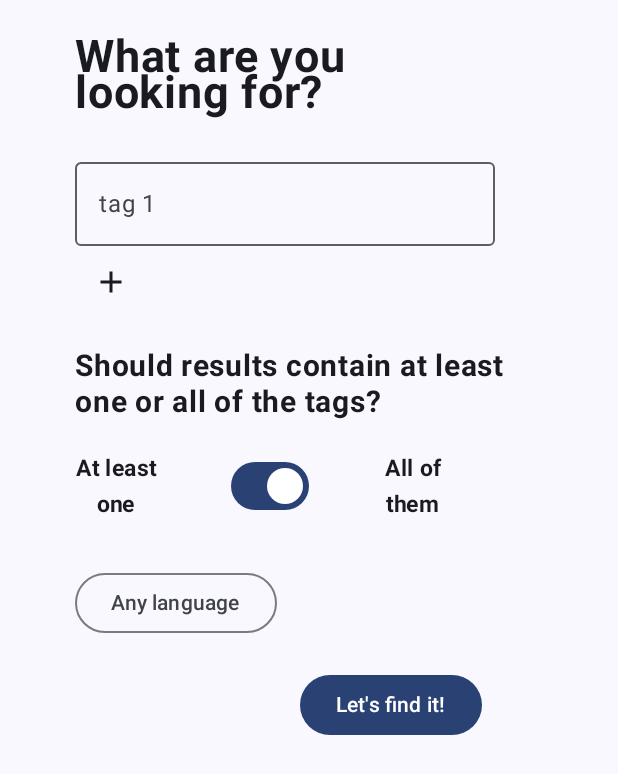
After one commit to kgn04/FlickrBrowser, an Android app built with Jetpack Compose: the RequesterView screen opened directly, with no data from a screen before it, on a phone screen of 412 x 824 dp. The commit adds this screen. Shown: the top 774 px of the screen. Run offline under Robolectric (Android 15) with nearby library versions, the phone set to English and light mode, and no system bars.

Commit message:
Frontend structure for search form done.

```diff
--- /dev/null
+++ b/app/src/main/java/com/example/flickrbrowser/RequesterView.kt
@@ -0,0 +1,170 @@
+package com.example.flickrbrowser
+
+import android.os.Bundle
+import androidx.activity.ComponentActivity
+import androidx.activity.compose.setContent
+import androidx.compose.foundation.layout.Arrangement
+import androidx.compose.foundation.layout.Box
+import androidx.compose.foundation.layout.Column
+import androidx.compose.foundation.layout.Row
+import androidx.compose.foundation.layout.Spacer
+import androidx.compose.foundation.layout.fillMaxSize
+import androidx.compose.foundation.layout.height
+import androidx.compose.foundation.layout.padding
+import androidx.compose.foundation.layout.width
+import androidx.compose.material.icons.Icons
+import androidx.compose.material.icons.filled.Add
+import androidx.compose.material.icons.filled.Delete
+import androidx.compose.material3.Button
+import androidx.compose.material3.DropdownMenu
+import androidx.compose.material3.DropdownMenuItem
+import androidx.compose.material3.ExperimentalMaterial3Api
+import androidx.compose.material3.Icon
+import androidx.compose.material3.IconButton
+import androidx.compose.material3.MaterialTheme
+import androidx.compose.material3.OutlinedButton
+import androidx.compose.material3.OutlinedTextField
+import androidx.compose.material3.Surface
+import androidx.compose.material3.Switch
+import androidx.compose.material3.Text
+import androidx.compose.runtime.Composable
+import androidx.compose.runtime.getValue
+import androidx.compose.runtime.mutableStateOf
+import androidx.compose.runtime.remember
+import androidx.compose.runtime.setValue
+import androidx.compose.ui.Alignment
+import androidx.compose.ui.Modifier
+import androidx.compose.ui.text.font.FontWeight
+import androidx.compose.ui.text.style.TextAlign
+import androidx.compose.ui.tooling.preview.Preview
+import androidx.compose.ui.unit.dp
+import androidx.compose.ui.unit.sp
+import com.example.flickrbrowser.ui.theme.FlickrBrowserTheme
+
+class RequesterView : ComponentActivity() {
+    override fun onCreate(savedInstanceState: Bundle?) {
+        super.onCreate(savedInstanceState)
+        setContent {
+            FlickrBrowserTheme {
+                // A surface container using the 'background' color from the theme
+                Surface(
+                    modifier = Modifier.fillMaxSize(),
+                    color = MaterialTheme.colorScheme.background
+                ) {
+                    Browser()
+                }
+            }
+        }
+    }
+}
+
+
+@Composable
+fun TagRow(id: Int) {
+    var tag by remember { mutableStateOf("") }
+    OutlinedTextField(
+        value = tag,
+        onValueChange = { tag = it },
+        label = { Text("tag $id") },
+    )
+    Spacer(modifier = Modifier.width(20.dp))
+    IconButton(
+        onClick = {  }
+    ) {
+        Icon(imageVector = Icons.Default.Add, contentDescription = "Remove")
+    }
+}
+
+@Composable
+fun LanguageDropdownMenu() {
+    val languages = listOf<String>("Any language", "English", "German", "Spanish", "French",
+        "Italian", "Korean", "Portugese", "Chinese")
+    var chosenLanguage by remember {
+        mutableStateOf("Any language")
+    }
+    var expanded by remember { mutableStateOf(false) }
+    Box {
+        OutlinedButton(
+            onClick = { expanded = true }) {
+            Text(text = chosenLanguage)
+        }
+        DropdownMenu(
+            expanded = expanded,
+            onDismissRequest = { expanded = false },
+            modifier = Modifier.align(Alignment.BottomCenter)
+        ) {
+            languages.forEach {
+                DropdownMenuItem(
+                    text = { Text(it) },
+                    onClick = { chosenLanguage = it }
+                )
+            }
+        }
+    }
+}
+
+@OptIn(ExperimentalMaterial3Api::class)
+@Composable
+fun Browser() {
+    Column (modifier = Modifier
+        .padding(start = 50.dp, end = 50.dp)) {
+        Spacer(modifier = Modifier.height(20.dp))
+        Text(
+            text = "What are you\nlooking for?",
+            fontSize = 30.sp,
+            fontWeight = FontWeight.Bold
+        )
+        Spacer(modifier = Modifier.height(20.dp))
+        TagRow(1)
+        Spacer(modifier = Modifier.height(20.dp))
+        Text(
+            text = "Should results contain at least one or all of the tags?",
+            fontSize = 20.sp,
+            fontWeight = FontWeight.Bold
+
+        )
+        Spacer(modifier = Modifier.height(20.dp))
+        var checked by remember { mutableStateOf(true) }
+        Row (horizontalArrangement = Arrangement.SpaceEvenly){
+            Text(
+                text = "At least\none",
+                fontSize = 15.sp,
+                fontWeight = FontWeight.Bold,
+                textAlign = TextAlign.Center
+                )
+            Spacer(modifier = Modifier.width(50.dp))
+            Switch(
+                checked = checked,
+                onCheckedChange = {
+                    checked = it
+                }
+            )
+            Spacer(modifier = Modifier.width(50.dp))
+            Text(
+                text = "All of\nthem",
+                fontSize = 15.sp,
+                fontWeight = FontWeight.Bold,
+                textAlign = TextAlign.Center
+            )
+        }
+        Spacer(modifier = Modifier.height(30.dp))
+        LanguageDropdownMenu()
+        Spacer(modifier = Modifier.height(20.dp))
+        Row {
+            Spacer(modifier = Modifier.width(150.dp))
+            Button(
+                onClick = {  }) {
+                Text("Let's find it!")
+            }
+        }
+
+    }
+}
+
+@Preview(showBackground = true)
+@Composable
+fun BrowserPreview() {
+    FlickrBrowserTheme {
+        Browser()
+    }
+}
```
Also changed, not shown: app/build.gradle.kts (+24 -3 lines), app/src/main/AndroidManifest.xml (+26 -2 lines), app/src/main/java/com/example/flickrbrowser/Image.kt (added, +46 -0 lines), app/src/main/java/com/example/flickrbrowser/ImagesList.kt (added, +46 -0 lines), app/src/main/java/com/example/flickrbrowser/Requester.kt (added, +46 -0 lines), app/src/main/java/com/example/flickrbrowser/ResultsActivity.kt (added, +46 -0 lines), app/src/main/res/values/strings.xml (+9 -0 lines).
